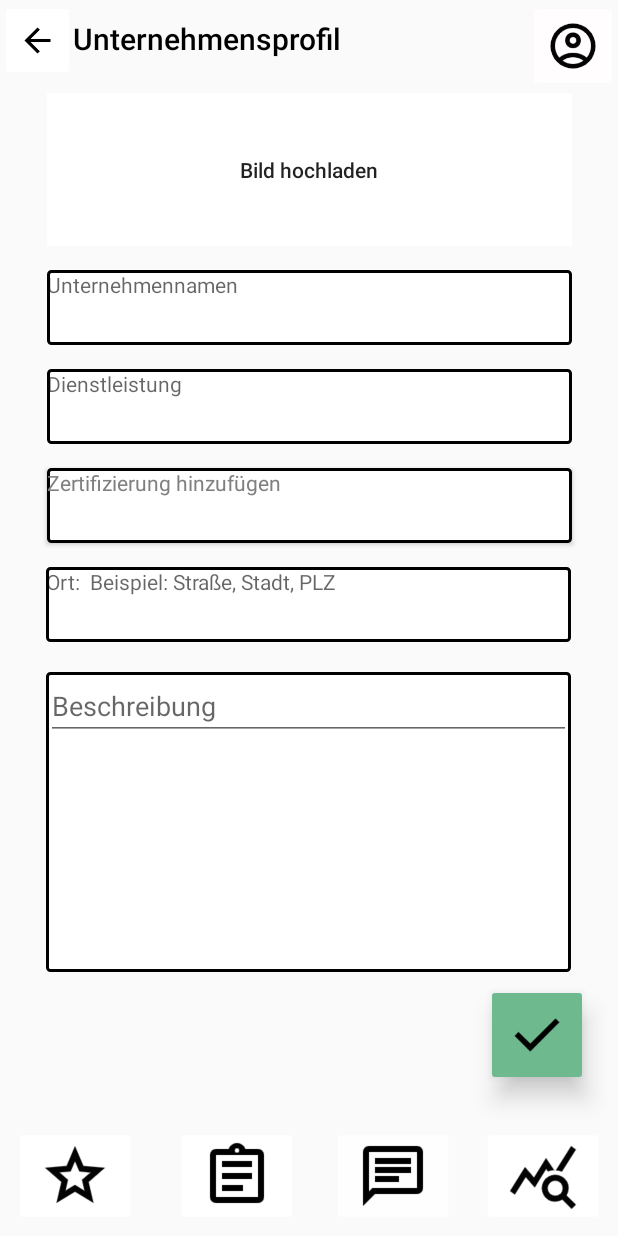
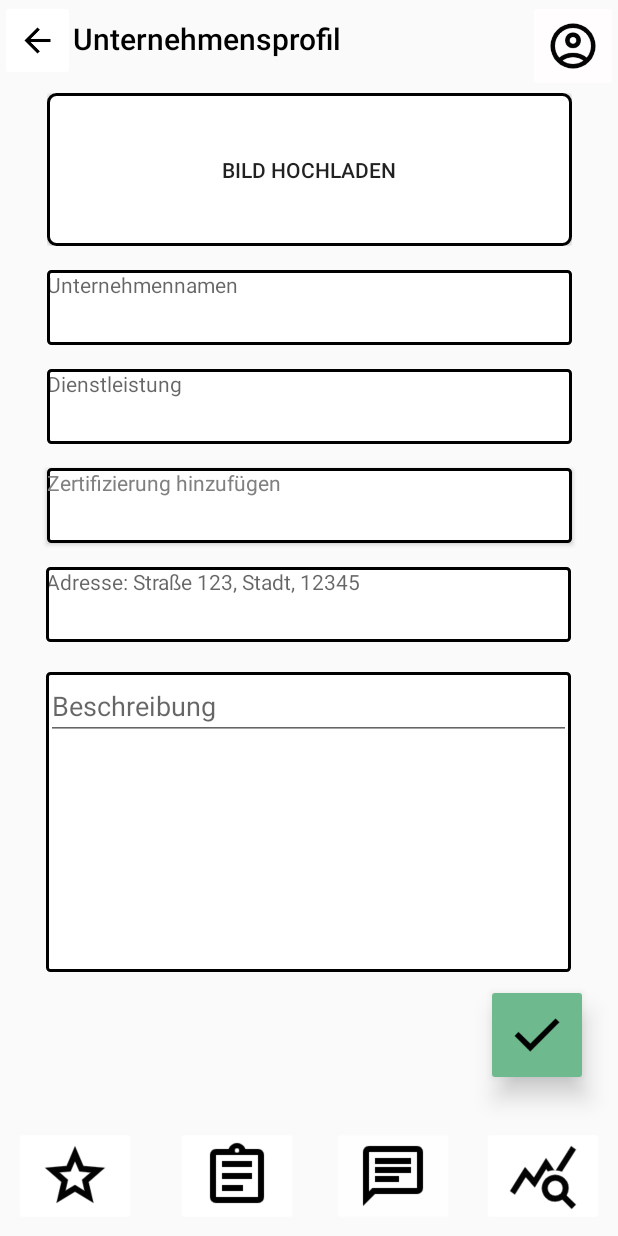
Before and after one commit to vinpuch/DienstDirekt, an Android app: the UnternehmenActivity screen opened directly, with no data from a screen before it, on a phone screen of 412 x 824 dp. Run offline under Robolectric (Android 15) with nearby library versions, the phone set to English and light mode, and no system bars.

Commit message:
fertig mit anlegen

```diff
--- a/app/build.gradle.kts
+++ b/app/build.gradle.kts
@@ -51,6 +51,7 @@ dependencies {
     implementation(libs.play.services.maps)
     implementation(libs.androidx.foundation.android)
     implementation("com.google.android.material:material:1.4.0")
+    implementation(libs.firebase.crashlytics.buildtools)
     testImplementation(libs.junit)
     androidTestImplementation(libs.androidx.junit)
     androidTestImplementation(libs.androidx.espresso.core)
--- /dev/null
+++ b/app/src/main/res/drawable/button_background.xml
@@ -0,0 +1,17 @@
+<?xml version="1.0" encoding="utf-8"?>
+<selector xmlns:android="http://schemas.android.com/apk/res/android">
+    <item android:state_pressed="true">
+        <shape>
+            <solid android:color="#D3D3D3"/> <!-- Farbe, wenn der Button gedrückt wird -->
+            <corners android:radius="5dp"/>
+            <stroke android:color="#000000" android:width="2dp"/>
+        </shape>
+    </item>
+    <item>
+        <shape>
+            <solid android:color="#FFFFFF"/> <!-- Standardfarbe des Buttons -->
+            <corners android:radius="5dp"/>
+            <stroke android:color="#000000" android:width="2dp"/>
+        </shape>
+    </item>
+</selector>
--- a/app/src/main/res/layout/activity_unternehmensprofil.xml
+++ b/app/src/main/res/layout/activity_unternehmensprofil.xml
@@ -14,7 +14,7 @@
         android:background="@drawable/textview_border"
         android:fontFamily="sans-serif"
         android:gravity="start"
-        android:hint="Ort:  Beispiel: Straße, Stadt, PLZ"
+        android:hint="Adresse: Straße 123, Stadt, 12345"
         android:textAlignment="viewStart"
         android:textAllCaps="false"
         android:textColor="#808080"
@@ -197,13 +197,14 @@
             android:layout_height="match_parent"
             android:scaleType="centerCrop" />
 
-        <androidx.appcompat.widget.AppCompatButton
+        <Button
             android:id="@+id/pictureButton"
             android:layout_width="match_parent"
             android:layout_height="match_parent"
-            android:background="#FFFFFF"
+            android:background="@drawable/button_background"
             android:text="Bild hochladen"
-            android:textAllCaps="false" />
+            android:elevation="4dp"
+            />
 
     </FrameLayout>
 
--- a/gradle/libs.versions.toml
+++ b/gradle/libs.versions.toml
@@ -15,6 +15,7 @@ navigationUiKtx = "2.7.7"
 legacySupportV4 = "1.0.0"
 playServicesMaps = "18.2.0"
 foundationAndroid = "1.6.7"
+firebaseCrashlyticsBuildtools = "3.0.0"
 
 [libraries]
 androidx-core-ktx = { group = "androidx.core", name = "core-ktx", version.ref = "coreKtx" }
@@ -31,6 +32,7 @@ androidx-navigation-ui-ktx = { group = "androidx.navigation", name = "navigation
 androidx-legacy-support-v4 = { group = "androidx.legacy", name = "legacy-support-v4", version.ref = "legacySupportV4" }
 play-services-maps = { group = "com.google.android.gms", name = "play-services-maps", version.ref = "playServicesMaps" }
 androidx-foundation-android = { group = "androidx.compose.foundation", name = "foundation-android", version.ref = "foundationAndroid" }
+firebase-crashlytics-buildtools = { group = "com.google.firebase", name = "firebase-crashlytics-buildtools", version.ref = "firebaseCrashlyticsBuildtools" }
 
 [plugins]
 android-application = { id = "com.android.application", version.ref = "agp" }
```
Also changed, not shown: app/src/main/java/com/example/dienstdirekt/ui/unternehmen/UnternehmenActivity.kt (+46 -8 lines), app/src/main/java/com/example/dienstdirekt/ui/unternehmen/UnternehmenDatabaseHelper.kt (added, +30 -0 lines), 2 other files.
